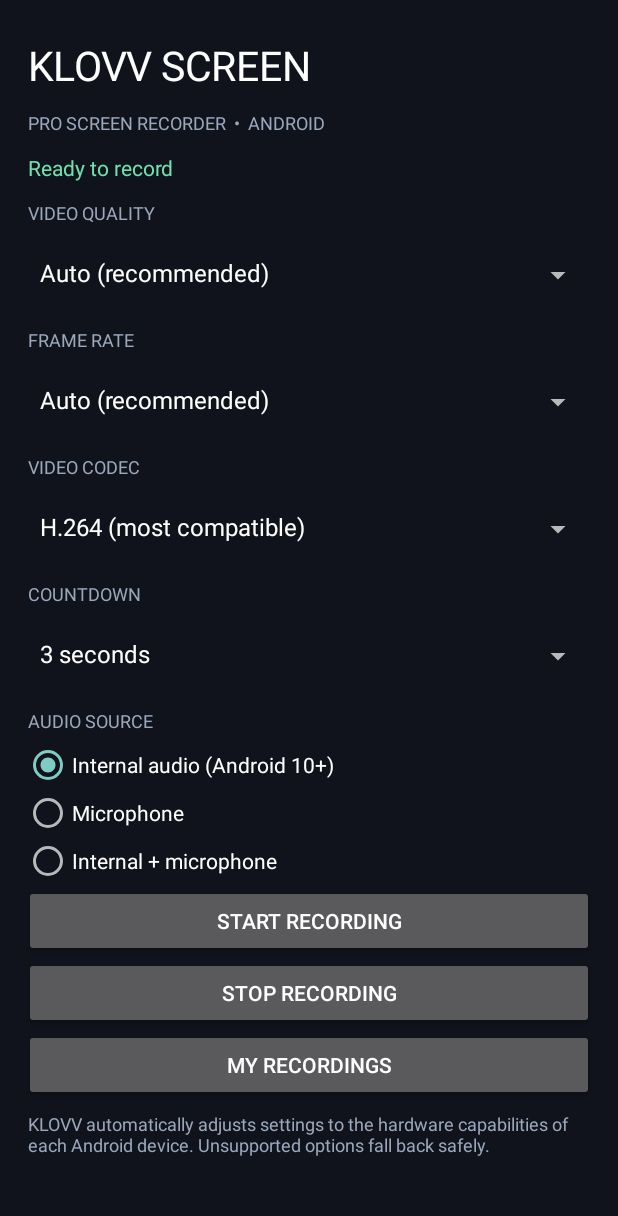
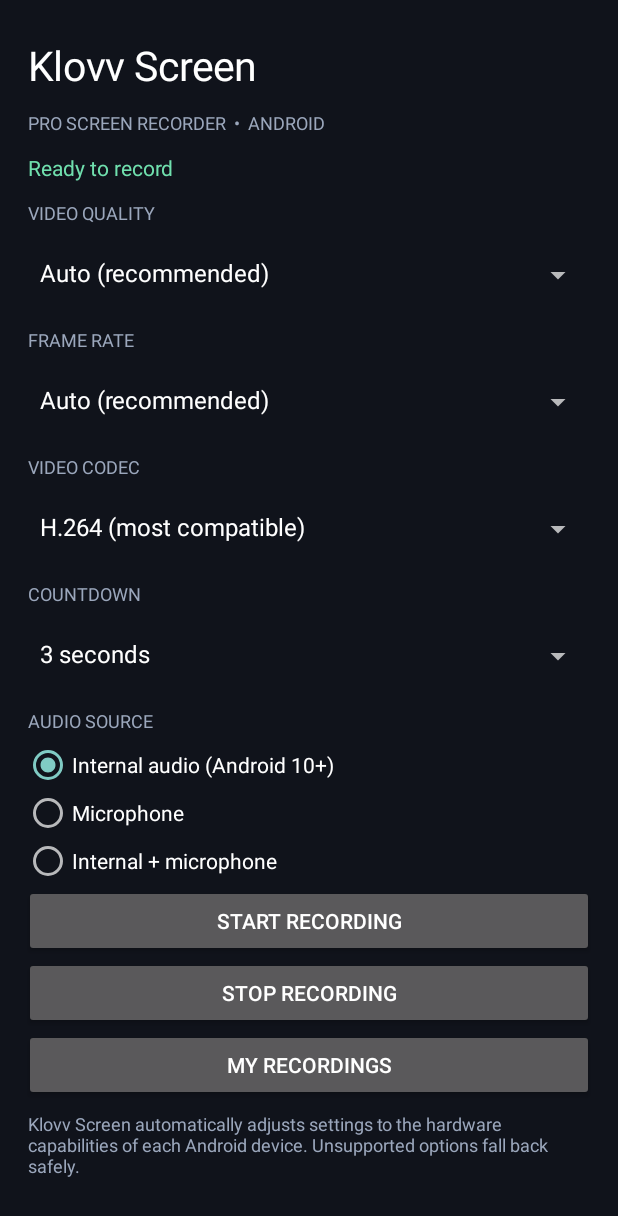
Before and after one commit to klovvandreass/glipscreen-mod, an Android app: the screen it shows after launch (MainActivity), on a phone screen of 412 x 824 dp. Shown: the top 1216 px of the screen. Run offline under Robolectric (Android 15) with nearby library versions, the phone set to English and light mode, and no system bars.

Commit message:
Set app home branding to Klovv Screen

```diff
--- a/app/src/main/java/com/glipscreen/mod/MainActivity.kt
+++ b/app/src/main/java/com/glipscreen/mod/MainActivity.kt
@@ -45,7 +45,7 @@ class MainActivity : Activity() {
         fun text(value: String, size: Float, color: Int = 0xFFFFFFFF.toInt()) = TextView(this).apply {
             text = value; textSize = size; setTextColor(color); setPadding(4, 10, 4, 8)
         }
-        root.addView(text("KLOVV SCREEN", 27f))
+        root.addView(text("Klovv Screen", 27f))
         root.addView(text("PRO SCREEN RECORDER  •  ANDROID", 12f, 0xFF9BA7BC.toInt()))
         status = text("Ready to record", 14f, 0xFF70E0AE.toInt())
         root.addView(status)
@@ -89,7 +89,7 @@ class MainActivity : Activity() {
             setOnClickListener { showRecordings() }
         }
         root.addView(gallery)
-        root.addView(text("KLOVV automatically adjusts settings to the hardware capabilities of each Android device. Unsupported options fall back safely.", 12f, 0xFF9BA7BC.toInt()))
+        root.addView(text("Klovv Screen automatically adjusts settings to the hardware capabilities of each Android device. Unsupported options fall back safely.", 12f, 0xFF9BA7BC.toInt()))
         setContentView(root)
     }
 
```
